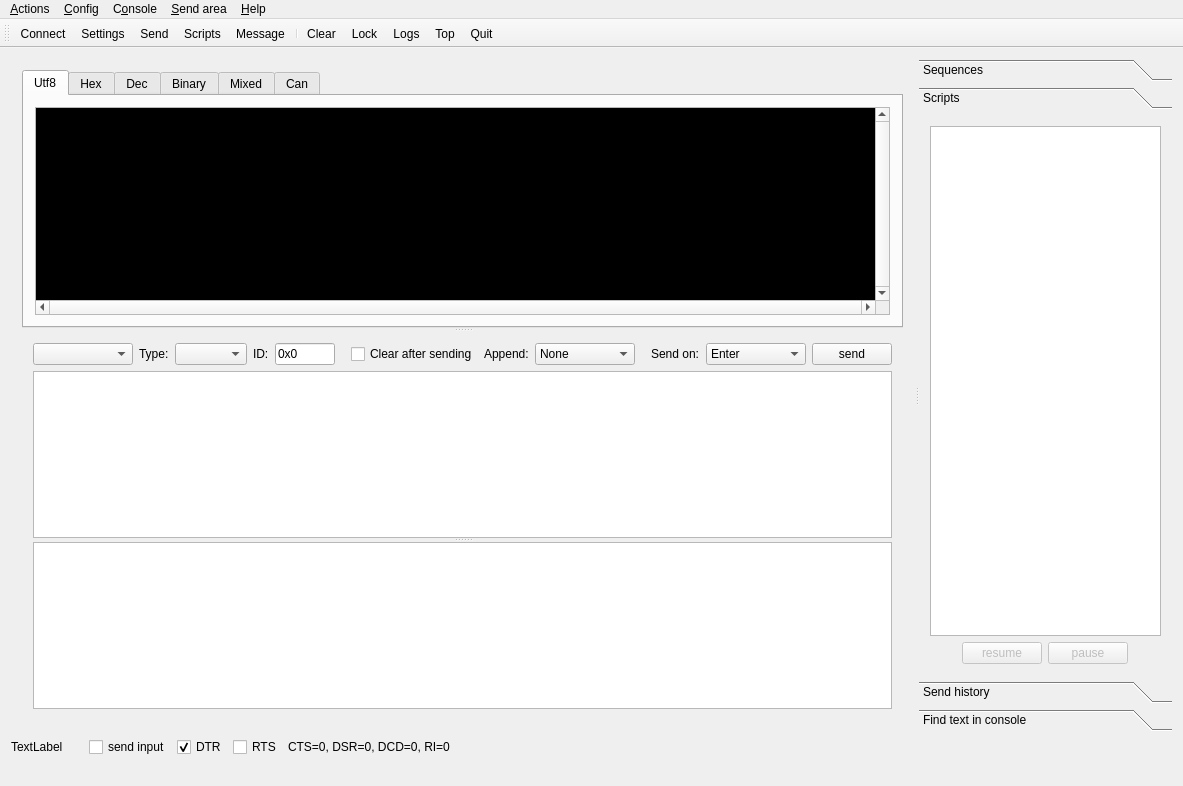
Above: ScriptCommunicator/mainwindow.ui from szieke/ScriptCommunicator_serial-terminal before the change. Below: the same form after it.
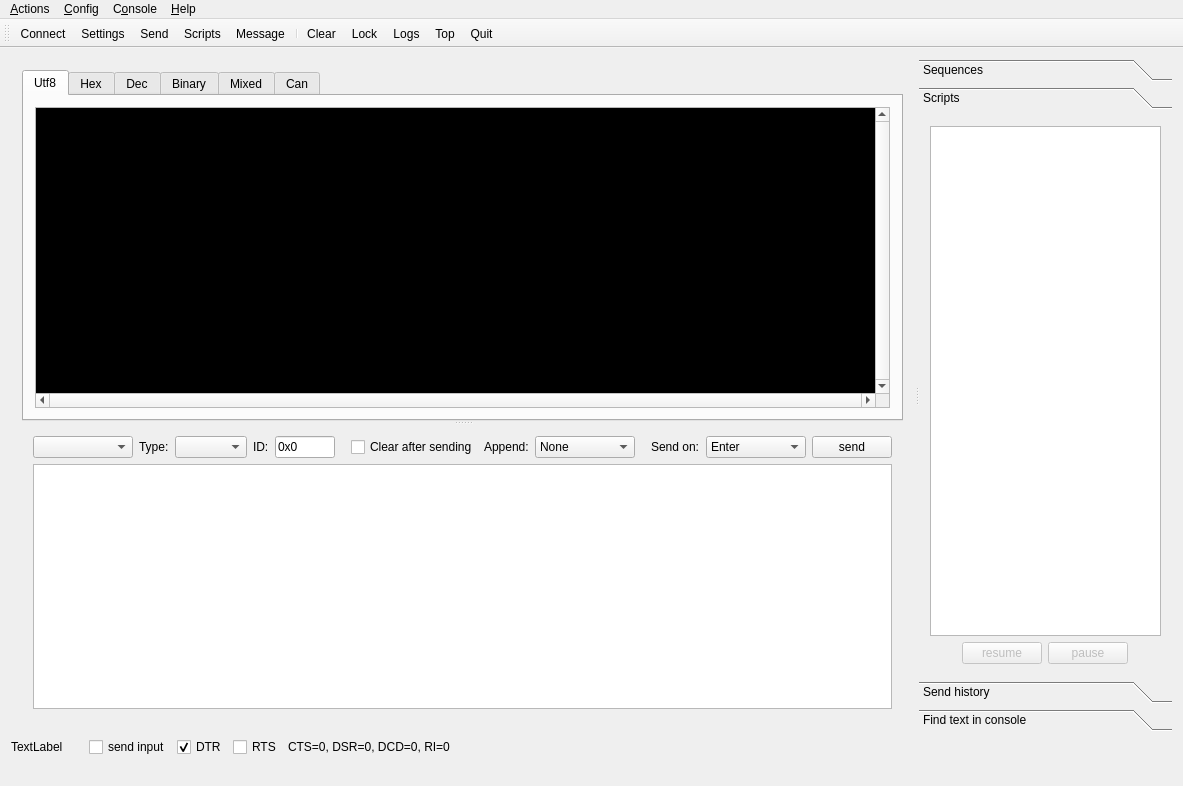
That is the form after the change. Icons and pictures are not drawn. Custom widgets are drawn as their Qt base class.

Commit message: Sequence script functionality removed from the main window

What changed in the file:
```diff
--- a/ScriptCommunicator/mainwindow.ui
+++ b/ScriptCommunicator/mainwindow.ui
@@ -1175,20 +1175,6 @@
                 <enum>Qt::ScrollBarAsNeeded</enum>
                </property>
               </widget>
-              <widget class="SendWindowTextEdit" name="ScriptTextEdit">
-               <property name="sizePolicy">
-                <sizepolicy hsizetype="Expanding" vsizetype="Ignored">
-                 <horstretch>0</horstretch>
-                 <verstretch>0</verstretch>
-                </sizepolicy>
-               </property>
-               <property name="toolTip">
-                <string>&lt;html&gt;&lt;head/&gt;&lt;body&gt;&lt;p&gt;multi-line send input (to send the data press the send button or the configured keys)&lt;/p&gt;&lt;/body&gt;&lt;/html&gt;</string>
-               </property>
-               <property name="horizontalScrollBarPolicy">
-                <enum>Qt::ScrollBarAlwaysOff</enum>
-               </property>
-              </widget>
              </widget>
             </item>
            </layout>
@@ -1889,13 +1875,6 @@
     <addaction name="actionSaveConsole"/>
     <addaction name="actionPrintConsole"/>
    </widget>
-   <widget class="QMenu" name="menuSend_area">
-    <property name="title">
-     <string>&amp;Send area</string>
-    </property>
-    <addaction name="actionEditScript"/>
-    <addaction name="actionAddScript"/>
-   </widget>
    <widget class="QMenu" name="menu_File">
     <property name="title">
      <string>&amp;Actions</string>
@@ -1915,7 +1894,6 @@
    <addaction name="menu_File"/>
    <addaction name="menuConfig"/>
    <addaction name="menuConsole"/>
-   <addaction name="menuSend_area"/>
    <addaction name="menuHelp"/>
   </widget>
   <action name="actionConnect">
```
Left out of the diff: 16 changed lines with no effect on the pictures. The commit also changes 4 other files.
